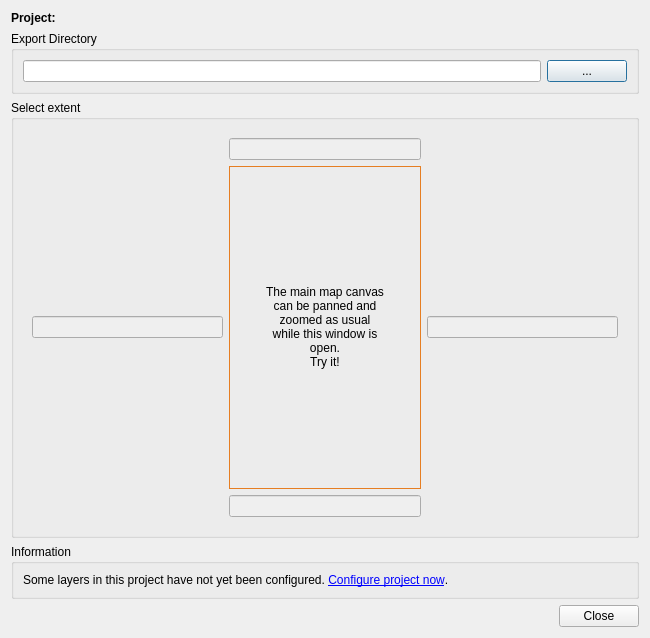
Old version of the form qfieldsync/ui/package_dialog.ui in the repository opengisch/qfieldsync.
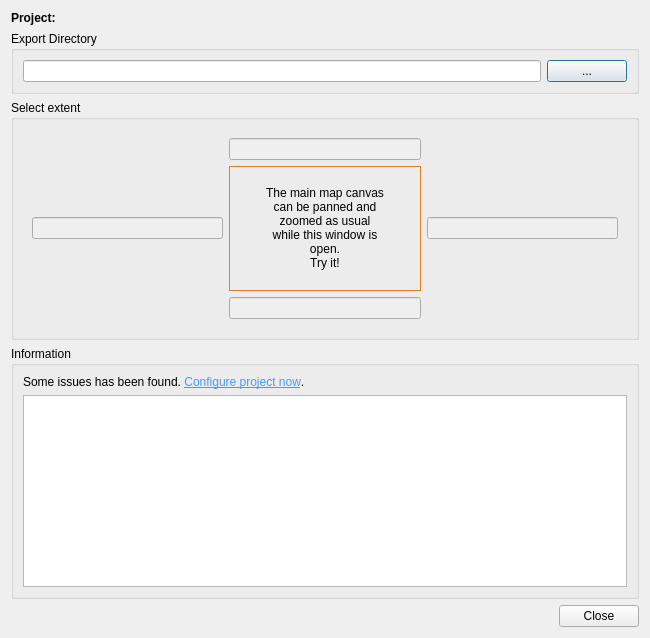
New version of the form.

Commit message:
Automatically add related layer from a value relation widget config
and report error if it missing

The edit to the form file:
```diff
--- a/qfieldsync/ui/package_dialog.ui
+++ b/qfieldsync/ui/package_dialog.ui
@@ -240,10 +240,13 @@
       <item row="0" column="0">
        <widget class="QLabel" name="infoLabel">
         <property name="text">
-         <string>Some layers in this project have not yet been configured. &lt;a href=&quot;configuration&quot;&gt;Configure project now&lt;/a&gt;.</string>
+         <string>&lt;html&gt;&lt;head/&gt;&lt;body&gt;&lt;p&gt;Some issues has been found. &lt;a href=&quot;configuration&quot;&gt;&lt;span style=&quot; text-decoration: underline; color:#419cff;&quot;&gt;Configure project now&lt;/span&gt;&lt;/a&gt;.&lt;/p&gt;&lt;/body&gt;&lt;/html&gt;</string>
         </property>
        </widget>
       </item>
+      <item row="1" column="0">
+       <widget class="QListWidget" name="infoListWidget"/>
+      </item>
      </layout>
     </widget>
    </item>
```
Left out of the diff: 10 changed lines with no effect on the pictures. The commit also changes 4 other files.
